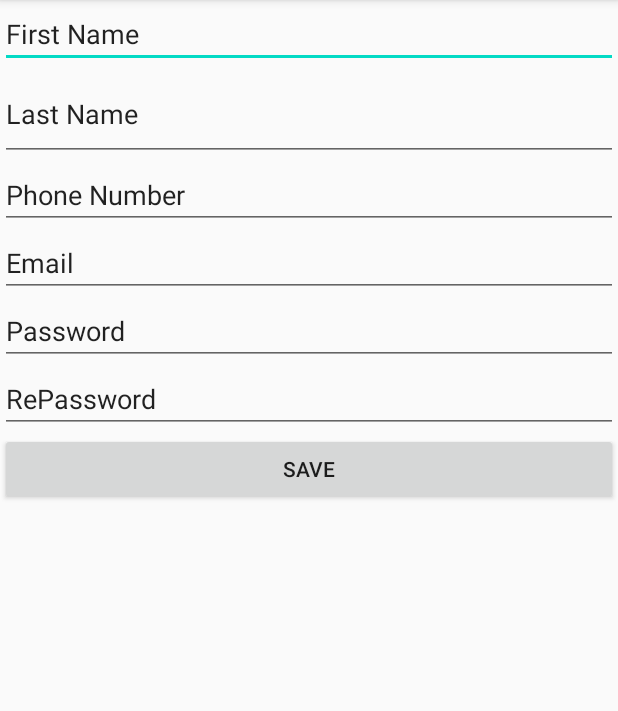
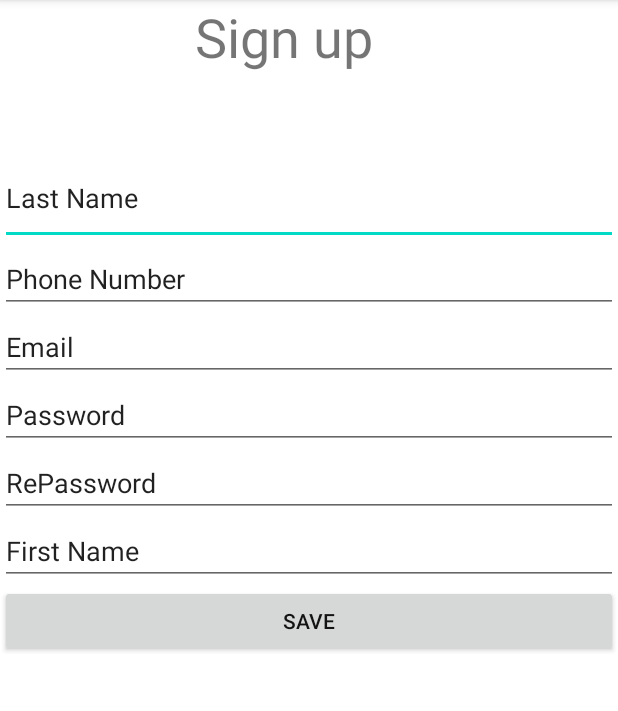
Before and after one commit to Waelkersh1/FinalProject, an Android app: the signup screen opened directly, with no data from a screen before it, on a phone screen of 412 x 824 dp, the part 84-795 px from its top. Run offline under Robolectric (Android 15) with nearby library versions, the phone set to English and light mode, and no system bars; our stand-ins replace Firebase (no records; nobody signed in at launch, a user with empty details on screens opened directly).

```diff
--- a/app/src/main/AndroidManifest.xml
+++ b/app/src/main/AndroidManifest.xml
@@ -9,7 +9,8 @@
         android:roundIcon="@mipmap/ic_launcher_round"
         android:supportsRtl="true"
         android:theme="@style/AppTheme">
-        <activity android:name=".signin"></activity>
+        <activity android:name=".MainScreen"></activity>
+        <activity android:name=".signin" />
         <activity android:name=".signup" />
         <activity android:name=".MainActivity">
             <intent-filter>
--- a/app/src/main/java/kersh/wael/FinalProject/Rote.java
+++ b/app/src/main/java/kersh/wael/FinalProject/Route.java
@@ -4,12 +4,14 @@ import android.location.Location;
 
 import java.util.Date;
 
-public class Rote
+public class Route
 {
     private Location startLocation , endLocation ;
     private Date startDate , endDate ;
+    private String Type;//RUN WALK BICYCLE
+    private double  lenngth;
 
-    public Rote() {
+    public Route() {
     }
 
     public Location getStartLocation() {
--- a/app/src/main/java/kersh/wael/FinalProject/adapter.java
+++ b/app/src/main/java/kersh/wael/FinalProject/adapter.java
@@ -16,7 +16,7 @@ public class adapter extends ArrayAdapter<MyStep> {
 
 
      //target ; arrange data; source using; listview
- */
+
     //1.
 
 
--- a/app/src/main/res/layout/activity_signup.xml
+++ b/app/src/main/res/layout/activity_signup.xml
@@ -4,6 +4,7 @@
     xmlns:tools="http://schemas.android.com/tools"
     android:layout_width="match_parent"
     android:layout_height="match_parent"
+    android:background="#FFFFFF"
     tools:context=".signup">
 
     <LinearLayout
@@ -16,14 +17,12 @@
             android:layout_height="match_parent"
             android:orientation="vertical">
 
-            <EditText
-                android:id="@+id/etEmail"
+            <TextView
+                android:id="@+id/textView2"
                 android:layout_width="match_parent"
-                android:layout_height="wrap_content"
-                android:ems="10"
-                android:hint="First Name"
-                android:inputType="textPersonName"
-                android:text="First Name" />
+                android:layout_height="101dp"
+                android:text="               Sign up "
+                android:textSize="36sp" />
 
             <EditText
                 android:id="@+id/etPhone"
@@ -65,11 +64,21 @@
                 android:inputType="textPersonName"
                 android:text="RePassword" />
 
+            <EditText
+                android:id="@+id/etEmail"
+                android:layout_width="match_parent"
+                android:layout_height="wrap_content"
+                android:ems="10"
+                android:hint="First Name"
+                android:inputType="textPersonName"
+                android:text="First Name" />
+
             <Button
                 android:id="@+id/btnsave"
                 android:layout_width="match_parent"
                 android:layout_height="wrap_content"
-                android:text="Save" />
+                android:text="Save"
+                android:textColor="#131313" />
 
         </LinearLayout>
     </LinearLayout>
```
Also changed, not shown: app/src/main/java/kersh/wael/FinalProject/MainScreen.java (added, +14 -0 lines), app/src/main/res/layout/activity_main_screen.xml (added, +41 -0 lines).
